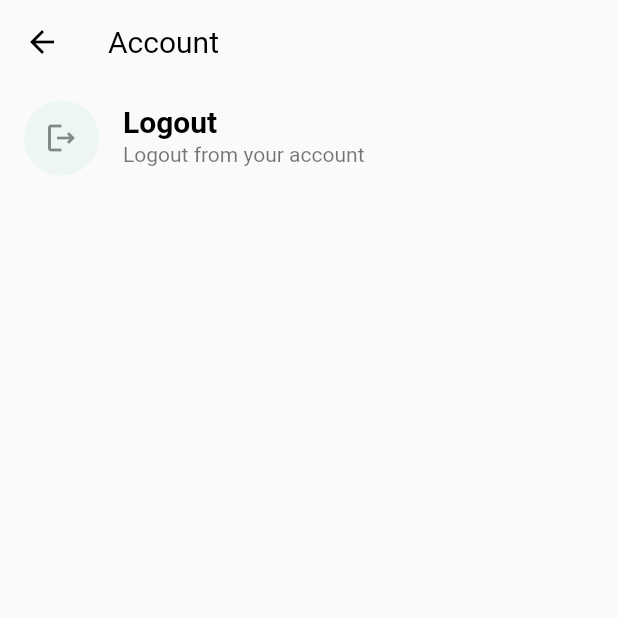
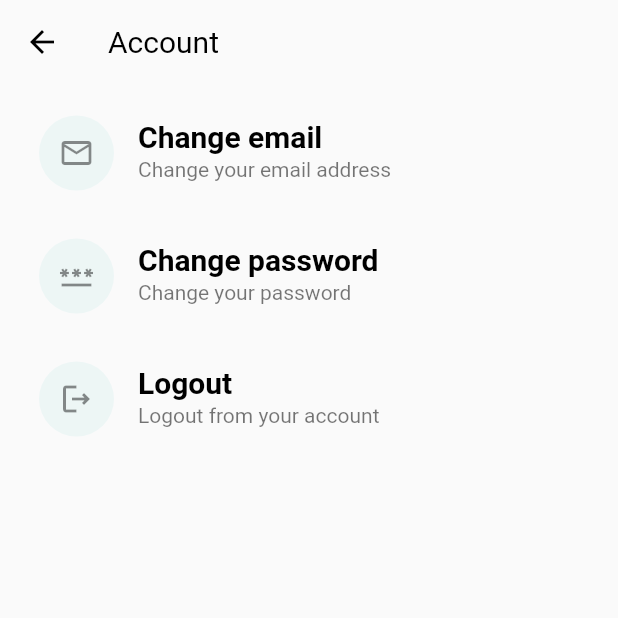
Before and after one commit to TuranTalayhan/message_app, a Flutter app: the Account screen opened by its route, on a phone screen of 412 x 824 dp, the top half of it. Run offline on Flutter 3.47's test engine with Material 2 defaults, Android fonts, the phone set to English and light mode, and no system bars; our stand-ins replace cloud_firestore, firebase_auth, firebase_core, firebase_storage, google_sign_in, image_cropper and 4 more; missing offline and left inert: mobile_scanner, screen_brightness; accounts and stored records are empty; network calls fail.

Commit message:
Added pages "ChangeEmail" & "ChangePassword"

```diff
--- a/lib/main.dart
+++ b/lib/main.dart
@@ -4,6 +4,8 @@ import 'package:firebase_core/firebase_core.dart';
 import 'package:flutter/material.dart';
 import 'package:message_app/pages/home/profile_view/profile_view.dart';
 import 'package:message_app/pages/home/settings/account.dart';
+import 'package:message_app/pages/home/settings/account/change_email.dart';
+import 'package:message_app/pages/home/settings/account/change_password.dart';
 import 'package:message_app/pages/home/settings/qr_code_page.dart';
 import 'package:message_app/pages/home/settings/scanning_page.dart';
 import 'package:provider/provider.dart';
@@ -54,6 +56,8 @@ class MyApp extends StatelessWidget {
           "/scanning_page": (context) => const ScanningPage(),
           "/account": (context) => const Account(),
           "/profile_view": (context) => const ProfileView(),
+          "/change_email": (context) => const ChangeEmail(),
+          "/change_password": (context) => const ChangePassword(),
         },
       ),
     );
--- a/lib/pages/home/settings/account.dart
+++ b/lib/pages/home/settings/account.dart
@@ -18,25 +18,46 @@ class _AccountState extends State<Account> {
         elevation: 0,
         title: const Text("Account"),
       ),
-      body: ListView(
+      body: Padding(
+        padding: const EdgeInsets.all(10),
+        child: ListView(
           children: [
             InkWell(
-            onTap: () async {
-              try {
-                await context.read<AuthService>().signOut();
-                if (context.mounted) {
-                  Navigator.pop(context);
-                }
-              } catch (e) {
-                ScaffoldMessenger.of(context).showSnackBar(SnackBar(
-                  content: Text(
-                    e.toString(),
-                    style: const TextStyle(color: Colors.white),
+              onTap: () => Navigator.pushNamed(context, "/change_email"),
+              child: ListTile(
+                leading: Container(
+                  height: 50,
+                  width: 50,
+                  decoration: BoxDecoration(
+                    color: Colors.teal[50]!.withOpacity(0.5),
+                    shape: BoxShape.circle,
                   ),
-                  backgroundColor: Colors.red,
-                ));
-              }
-            },
+                  child: const Center(child: Icon(Icons.email_outlined)),
+                ),
+                title: const Text("Change email"),
+                subtitle: const Text("Change your email address"),
+              ),
+            ),
+            const SizedBox(height: 10),
+            InkWell(
+              onTap: () => Navigator.pushNamed(context, "/change_password"),
+              child: ListTile(
+                leading: Container(
+                  height: 50,
+                  width: 50,
+                  decoration: BoxDecoration(
+                    color: Colors.teal[50]!.withOpacity(0.5),
+                    shape: BoxShape.circle,
+                  ),
+                  child: const Center(child: Icon(Icons.password_outlined)),
+                ),
+                title: const Text("Change password"),
+                subtitle: const Text("Change your password"),
+              ),
+            ),
+            const SizedBox(height: 10),
+            InkWell(
+              onTap: () => _logout(),
               child: ListTile(
                 leading: Container(
                   height: 50,
@@ -53,6 +74,24 @@ class _AccountState extends State<Account> {
             )
           ],
         ),
+      ),
     );
   }
+
+  void _logout() async {
+    try {
+      await context.read<AuthService>().signOut();
+      if (context.mounted) {
+        Navigator.pop(context);
       }
+    } catch (e) {
+      ScaffoldMessenger.of(context).showSnackBar(SnackBar(
+        content: Text(
+          e.toString(),
+          style: const TextStyle(color: Colors.white),
+        ),
+        backgroundColor: Colors.red,
+      ));
+    }
+  }
+}
```
Also changed, not shown: lib/pages/home/settings/account/change_email.dart (added, +112 -0 lines), lib/pages/home/settings/account/change_password.dart (added, +15 -0 lines), lib/pages/home/settings/profile.dart (+7 -0 lines), lib/services/auth_service.dart (+20 -0 lines). Lines whose indentation alone changed are shown as unchanged.
